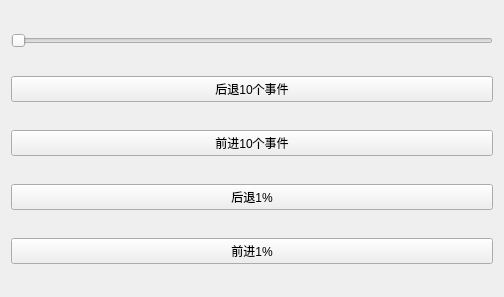
The window that src/gui/replay_control.ui (Eyderoe/ChartNavigation) describes before a commit, drawn with Qt 5.
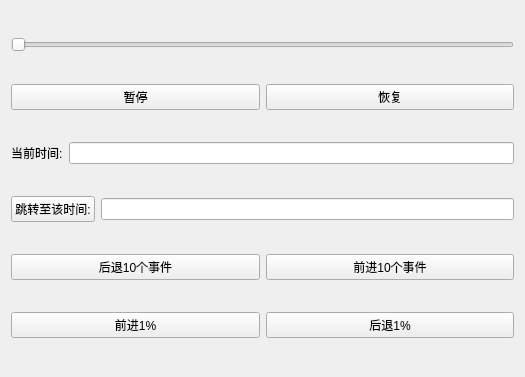
The same window after the commit.

Patch:
```diff
--- a/src/gui/replay_control.ui
+++ b/src/gui/replay_control.ui
@@ -6,8 +6,8 @@
    <rect>
     <x>0</x>
     <y>0</y>
-    <width>504</width>
-    <height>297</height>
+    <width>525</width>
+    <height>377</height>
    </rect>
   </property>
   <property name="windowTitle">
@@ -25,6 +25,54 @@
     </widget>
    </item>
    <item>
+    <layout class="QHBoxLayout" name="horizontalLayout_5">
+     <item>
+      <widget class="QPushButton" name="pushButton_6">
+       <property name="text">
+        <string>暂停</string>
+       </property>
+      </widget>
+     </item>
+     <item>
+      <widget class="QPushButton" name="pushButton_7">
+       <property name="text">
+        <string>恢复</string>
+       </property>
+      </widget>
+     </item>
+    </layout>
+   </item>
+   <item>
+    <layout class="QHBoxLayout" name="horizontalLayout_3">
+     <item>
+      <widget class="QLabel" name="label">
+       <property name="text">
+        <string>当前时间:</string>
+       </property>
+      </widget>
+     </item>
+     <item>
+      <widget class="QLineEdit" name="lineEdit"/>
+     </item>
+    </layout>
+   </item>
+   <item>
+    <layout class="QHBoxLayout" name="horizontalLayout_4">
+     <item>
+      <widget class="QPushButton" name="pushButton_5">
+       <property name="text">
+        <string>跳转至该时间:</string>
+       </property>
+      </widget>
+     </item>
+     <item>
+      <widget class="QLineEdit" name="lineEdit_2"/>
+     </item>
+    </layout>
+   </item>
+   <item>
+    <layout class="QHBoxLayout" name="horizontalLayout">
+     <item>
     <widget class="QPushButton" name="pushButton_2">
      <property name="text">
       <string>后退10个事件</string>
@@ -38,19 +86,25 @@
      </property>
     </widget>
    </item>
-   <item>
-    <widget class="QPushButton" name="pushButton_4">
-     <property name="text">
-      <string>后退1%</string>
-     </property>
-    </widget>
+    </layout>
    </item>
+   <item>
+    <layout class="QHBoxLayout" name="horizontalLayout_2">
    <item>
     <widget class="QPushButton" name="pushButton_3">
      <property name="text">
       <string>前进1%</string>
      </property>
     </widget>
+     </item>
+     <item>
+      <widget class="QPushButton" name="pushButton_4">
+       <property name="text">
+        <string>后退1%</string>
+       </property>
+      </widget>
+     </item>
+    </layout>
    </item>
   </layout>
  </widget>
```
Lines whose indentation alone changed are shown as unchanged.
